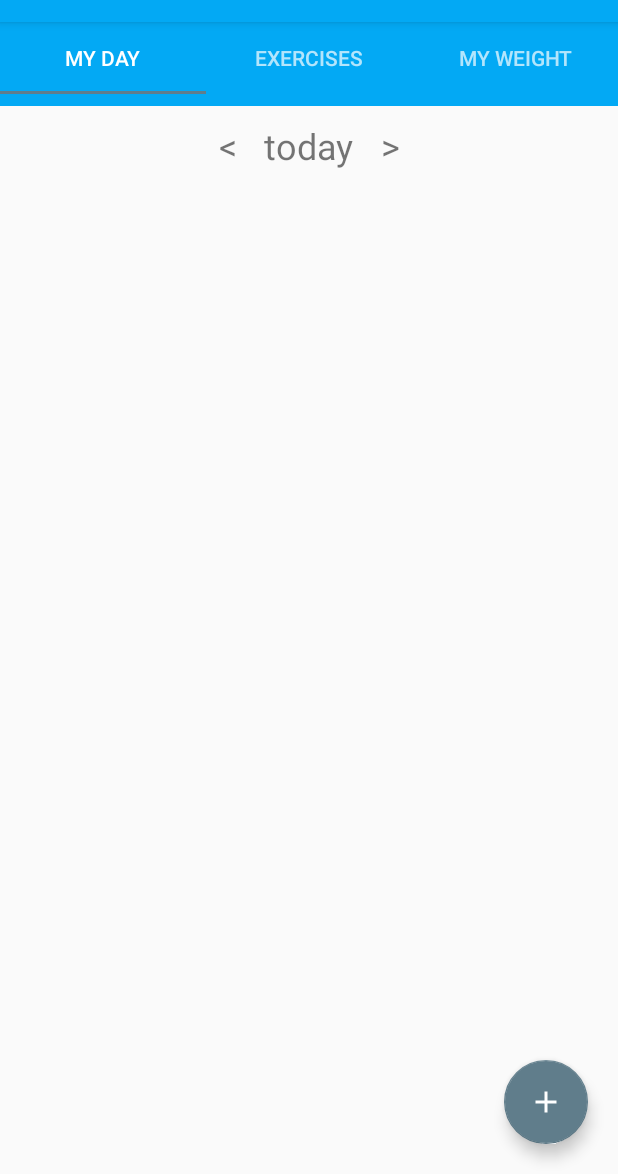
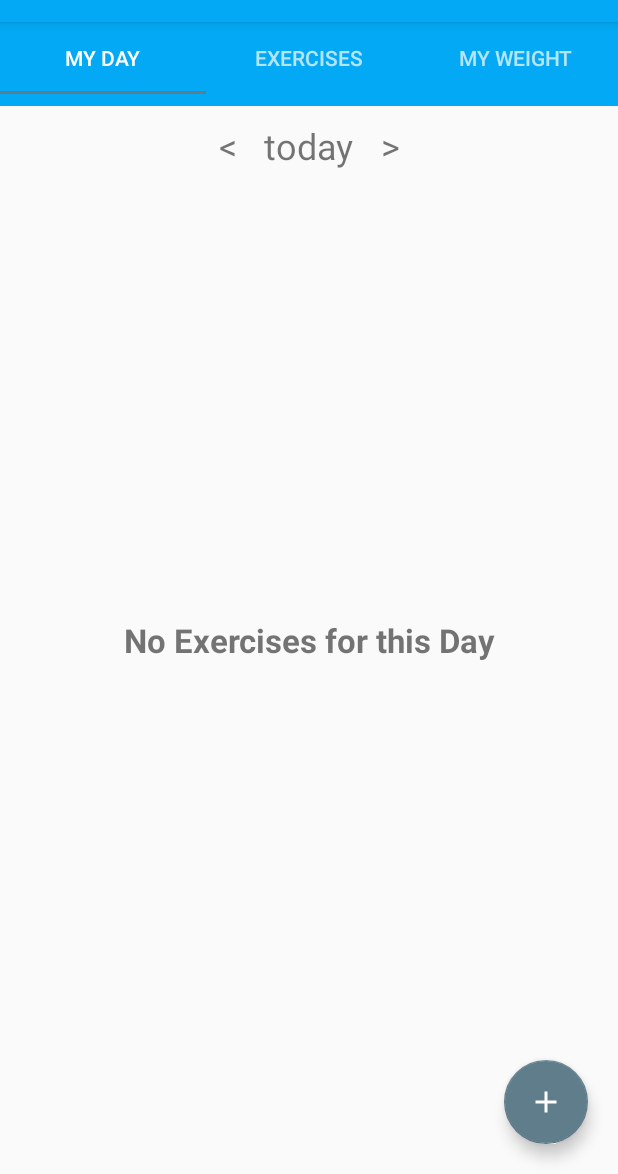
Before and after one commit to alecmedina24/Capstone-Project, an Android app: the screen it shows after launch (MainActivity), on a phone screen of 412 x 824 dp, the part 62-1236 px from its top. Run offline under Robolectric (Android 15) with nearby library versions, the light colour scheme and no system bars; our stand-ins replace AdMob, ButterKnife; libraries missing offline, so code that uses them is left out: jp.wasabeef.recyclerview; 14 statements that could not run were skipped.

Commit message:
-Feat: Empty state is now accounted for -Feat: Within the MyDayFragment the day header now supports haptic feedback and resets to the current day when clicked -RxJava Library added -Code comments

```diff
--- a/app/build.gradle
+++ b/app/build.gradle
@@ -47,4 +47,5 @@ dependencies {
     compile 'com.android.support:design:23.2.1'
     compile 'com.google.android.gms:play-services-fitness:8.4.0'
     compile 'com.bignerdranch.android:recyclerview-multiselect:0.2'
+    compile 'io.reactivex:rxjava:1.1.5'
 }
--- a/app/src/main/java/com/alecmedina24/myexercisediary/Dialogs/AddExerciseDialog.java
+++ b/app/src/main/java/com/alecmedina24/myexercisediary/Dialogs/AddExerciseDialog.java
@@ -27,6 +27,8 @@ public class AddExerciseDialog extends DialogFragment {
 
     private static final String ERROR_CODE = "-1";
     private static final String REPEAT_CODE = "1";
+    //ONES, TENS, and TEENS are for voice recognizer edge cases in which numbers are read in as words
+    //and not their number representation
     private static final String[] TENS =
             {"ten", "twenty", "thirty", "forty", "fifty", "sixty", "seventy", "eighty", "ninety"};
     private static final String[] ONES =
--- a/app/src/main/java/com/alecmedina24/myexercisediary/MyDayScreen/MyDayFragment.java
+++ b/app/src/main/java/com/alecmedina24/myexercisediary/MyDayScreen/MyDayFragment.java
@@ -11,15 +11,16 @@ import android.support.v4.app.FragmentManager;
 import android.support.v7.app.AppCompatActivity;
 import android.support.v7.widget.GridLayoutManager;
 import android.support.v7.widget.RecyclerView;
+import android.view.HapticFeedbackConstants;
 import android.view.LayoutInflater;
 import android.view.View;
 import android.view.ViewGroup;
 import android.widget.RelativeLayout;
 import android.widget.TextView;
 
+import com.alecmedina24.myexercisediary.Data.DataLoader;
 import com.alecmedina24.myexercisediary.Dialogs.AddExerciseDialog;
 import com.alecmedina24.myexercisediary.R;
-import com.alecmedina24.myexercisediary.Data.DataLoader;
 import com.google.android.gms.ads.AdRequest;
 import com.google.android.gms.ads.AdView;
 
@@ -48,6 +49,8 @@ public class MyDayFragment extends Fragment implements DataLoader.MyDayModelCall
     FloatingActionButton fab;
     @Bind(R.id.detail_screen_layout)
     RelativeLayout rootLayout;
+    @Bind(R.id.empty_state)
+    TextView emptyState;
 //    @Bind(R.id.day_listed)
 //    TextView dayListed;
 
@@ -91,6 +94,17 @@ public class MyDayFragment extends Fragment implements DataLoader.MyDayModelCall
             }
         });
 
+        dayListedView.setOnClickListener(new View.OnClickListener() {
+            @Override
+            public void onClick(View v) {
+                dayListedView.performHapticFeedback(HapticFeedbackConstants.VIRTUAL_KEY);
+                day = System.currentTimeMillis();
+                myDayModel.setDate(day);
+                setDayHeader();
+                setNewAdapter();
+            }
+        });
+
         nextDayButton.setOnClickListener(new View.OnClickListener() {
             @Override
             public void onClick(View v) {
@@ -109,13 +123,6 @@ public class MyDayFragment extends Fragment implements DataLoader.MyDayModelCall
             }
         });
 
-//        dayListed.setOnClickListener(new View.OnClickListener() {
-//            @Override
-//            public void onClick(View v) {
-//
-//            }
-//        });
-
         today = System.currentTimeMillis();
         yesterday = System.currentTimeMillis() - ONE_DAY;
 
@@ -126,6 +133,8 @@ public class MyDayFragment extends Fragment implements DataLoader.MyDayModelCall
         Intent intent = new Intent(RecognizerIntent.ACTION_RECOGNIZE_SPEECH);
         intent.putExtra(RecognizerIntent.EXTRA_LANGUAGE_MODEL,
                 RecognizerIntent.LANGUAGE_MODEL_FREE_FORM);
+        intent.putExtra(RecognizerIntent.EXTRA_PROMPT, this.getString(R.string.structure_text) + "\n" +
+                this.getString(R.string.example_text) + "\n" + this.getString(R.string.hint_text));
         // Start the activity, the intent will be populated with the speech text
         startActivityForResult(intent, SPEECH_REQUEST_CODE);
     }
@@ -157,11 +166,19 @@ public class MyDayFragment extends Fragment implements DataLoader.MyDayModelCall
     }
 
     public void setNewAdapter() {
-        exerciseList.setLayoutManager(new GridLayoutManager(context.getApplicationContext(), MyDayAdapter.NUM_COLUMNS));
-        exerciseList.setItemAnimator(new SlideInUpAnimator());
-        myDayAdapter = new MyDayAdapter(myDayModel.createExercisesList(),
-                context, (AppCompatActivity) getActivity());
-        exerciseList.setAdapter(myDayAdapter);
+        List<MyDayModel> exercises = myDayModel.createExercisesList();
+        if (exercises.size() == 0) {
+            exerciseList.setVisibility(View.INVISIBLE);
+            emptyState.setVisibility(View.VISIBLE);
+        } else {
+            exerciseList.setVisibility(View.VISIBLE);
+            emptyState.setVisibility(View.INVISIBLE);
+            exerciseList.setLayoutManager(new GridLayoutManager(context.getApplicationContext(), MyDayAdapter.NUM_COLUMNS));
+            exerciseList.setItemAnimator(new SlideInUpAnimator());
+            myDayAdapter = new MyDayAdapter(exercises,
+                    context, (AppCompatActivity) getActivity());
+            exerciseList.setAdapter(myDayAdapter);
+        }
     }
 
     public void setDayHeader() {
--- a/app/src/main/res/layout/my_day_fragment_layout.xml
+++ b/app/src/main/res/layout/my_day_fragment_layout.xml
@@ -1,6 +1,7 @@
 <?xml version="1.0" encoding="utf-8"?>
 <RelativeLayout xmlns:android="http://schemas.android.com/apk/res/android"
     xmlns:ads="http://schemas.android.com/apk/res-auto"
+    xmlns:tools="http://schemas.android.com/tools"
     android:layout_width="match_parent"
     android:layout_height="match_parent"
     android:orientation="vertical"
@@ -11,6 +12,19 @@
         android:layout_gravity="center_horizontal"
         android:layout_height="wrap_content"
         android:layout_width="match_parent" />
+
+    <TextView
+        android:id="@+id/empty_state"
+        android:layout_width="match_parent"
+        android:layout_height="wrap_content"
+        android:text="No Exercises for this Day"
+        android:textSize="22sp"
+        android:textStyle="bold"
+        android:textAlignment="center"
+        android:layout_centerVertical="true"
+        android:layout_alignParentStart="true"
+        android:visibility="invisible"
+        tools:visibility="visible"/>
 
     <include layout="@layout/list_layout"
         android:id="@+id/list_layout"
--- a/app/src/main/res/layout/my_day_header_layout.xml
+++ b/app/src/main/res/layout/my_day_header_layout.xml
@@ -21,7 +21,8 @@
         android:layout_width="wrap_content"
         android:layout_height="wrap_content"
         android:text="@string/today"
-        android:textSize="24sp" />
+        android:textSize="24sp"
+        android:clickable="true" />
 
     <TextView
         android:id="@+id/next_day"
--- a/build.gradle
+++ b/build.gradle
@@ -5,7 +5,7 @@ buildscript {
         jcenter()
     }
     dependencies {
-        classpath 'com.android.tools.build:gradle:2.1.0'
+        classpath 'com.android.tools.build:gradle:2.1.2'
 
         // NOTE: Do not place your application dependencies here; they belong
         // in the individual module build.gradle files
```
Also changed, not shown: app/src/main/res/layout/add_exercise_dialog.xml (+29 -41 lines).
